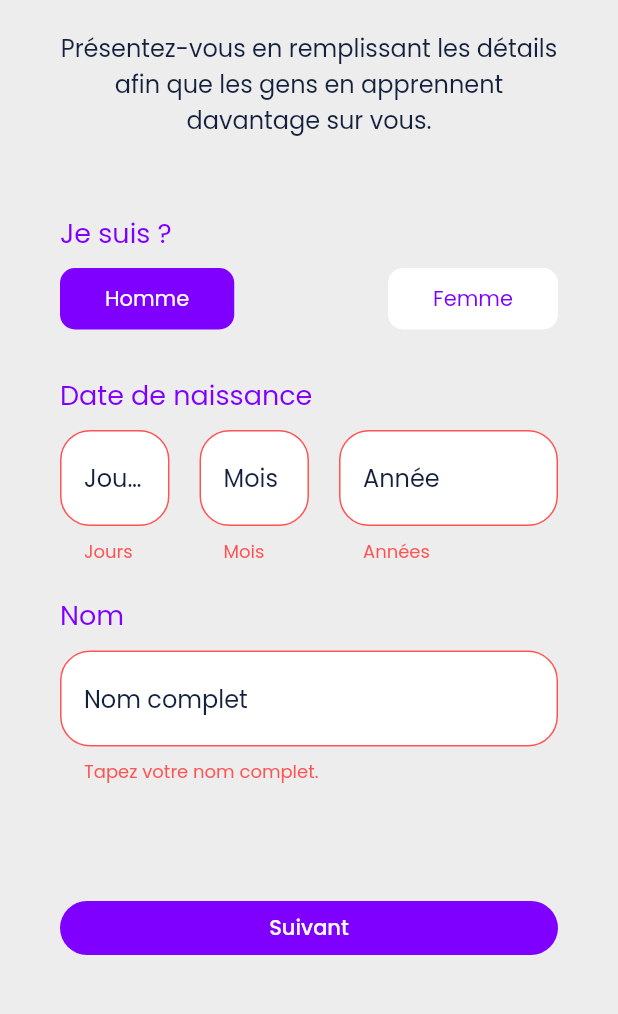
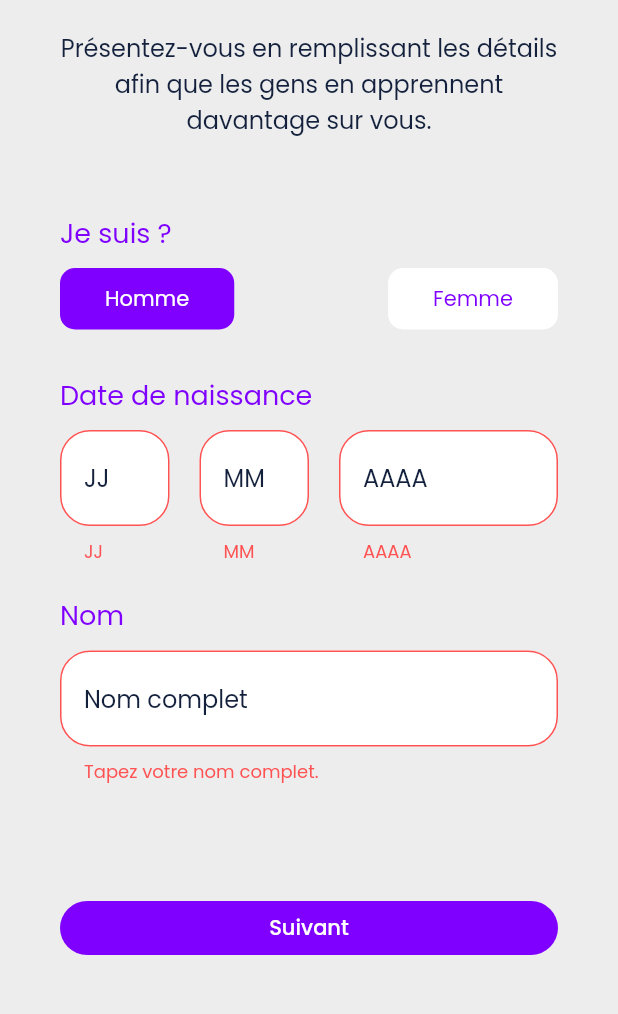
Before and after one commit to yuri2397/twins_mobile, a Flutter app: the RegisterScreen screen opened by its route, after a tap on "Suivant", on a phone screen of 412 x 824 dp, the part 212-1226 px from its top. Run offline on Flutter 3.47's test engine with Material 2 defaults, Android fonts, the phone set to English and light mode, and no system bars; our stand-ins replace appinio_swiper, device_info_plus, dio, flutter_cache_manager, flutter_chat_types, flutter_chat_ui and 8 more; accounts and stored records are empty.

Commit message:
PROTOTYPES 1.0.2

```diff
--- a/lib/views/auth/register.screen.dart
+++ b/lib/views/auth/register.screen.dart
@@ -101,14 +101,17 @@ class RegisterScreen extends GetView<RegisterController> {
                                       ],
                                       validator: (value) {
                                         if (value == null) {
-                                          return "Jours";
+                                          return "JJ";
                                         }
                                         if (int.tryParse(value) == null) {
-                                          return "Jours";
+                                          return "JJ";
                                         }
                                         if (int.tryParse(value)! < 1 ||
                                             int.tryParse(value)! > 31) {
-                                          return "Jours";
+                                          return "JJ";
+                                        }
+                                        if(value.length != 2){
+                                          return "JJ";
                                         }
                                         return null;
                                       },
@@ -118,7 +121,7 @@ class RegisterScreen extends GetView<RegisterController> {
                                           textStyle:
                                               const TextStyle(fontSize: 16),
                                           color: DARK_COLOR),
-                                      decoration: _decoration("Jours")),
+                                      decoration: _decoration("JJ")),
                                 ),
                                 const SizedBox(
                                   width: 20,
@@ -134,14 +137,17 @@ class RegisterScreen extends GetView<RegisterController> {
                                       ],
                                       validator: (value) {
                                         if (value == null) {
-                                          return "Mois";
+                                          return "MM";
                                         }
                                         if (int.tryParse(value) == null) {
-                                          return "Mois";
+                                          return "MM";
                                         }
                                         if (int.tryParse(value)! < 1 ||
                                             int.tryParse(value)! > 12) {
-                                          return "Mois";
+                                          return "MM";
+                                        }
+                                        if(value.length != 2){
+                                          return "MM";
                                         }
                                         return null;
                                       },
@@ -149,7 +155,7 @@ class RegisterScreen extends GetView<RegisterController> {
                                           textStyle:
                                               const TextStyle(fontSize: 16),
                                           color: DARK_COLOR),
-                                      decoration: _decoration("Mois")),
+                                      decoration: _decoration("MM")),
                                 ),
                                 const SizedBox(
                                   width: 20,
@@ -165,15 +171,18 @@ class RegisterScreen extends GetView<RegisterController> {
                                       ],
                                       validator: (value) {
                                         if (value == null) {
-                                          return "Années";
+                                          return "AAAA";
                                         }
                                         if (int.tryParse(value) == null) {
-                                          return "Années";
+                                          return "AAAA";
                                         }
                                         if (int.tryParse(value)! < 1980 ||
                                             int.tryParse(value)! >
                                                 (DateTime.now().year - 10)) {
-                                          return "Années";
+                                          return "AAAA";
+                                        }
+                                        if(value.length != 4){
+                                          return "AAAA";
                                         }
                                         return null;
                                       },
@@ -182,7 +191,7 @@ class RegisterScreen extends GetView<RegisterController> {
                                           textStyle:
                                               const TextStyle(fontSize: 16),
                                           color: DARK_COLOR),
-                                      decoration: _decoration("Année")),
+                                      decoration: _decoration("AAAA")),
                                 ),
                               ],
                             ),
```
